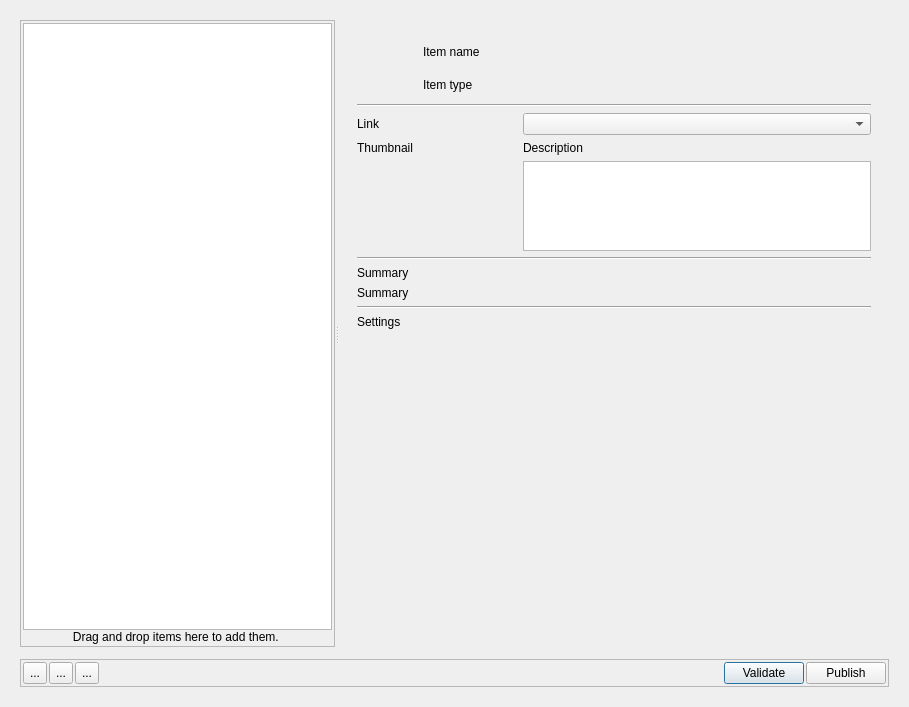
This is resources/dialog.ui in shotgunsoftware/tk-multi-publish2 as Qt 5 draws it before an edit. The edited form follows.
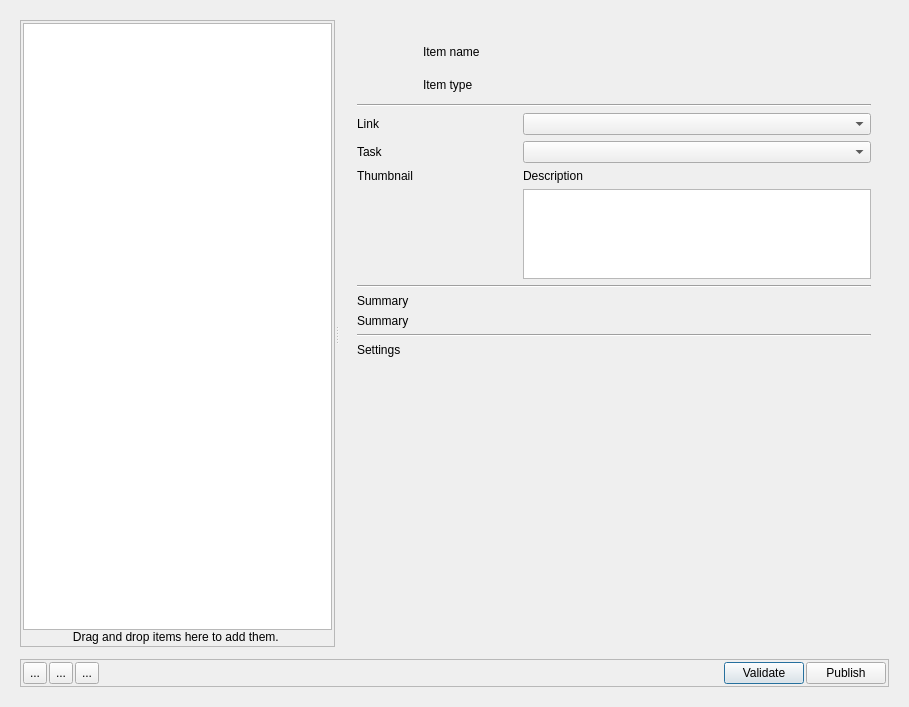
This is the edited form. Icons and pictures are not drawn. Custom widgets are drawn as their Qt base class.

```diff
--- a/resources/dialog.ui
+++ b/resources/dialog.ui
@@ -267,7 +267,7 @@
                </item>
                <item>
                 <layout class="QGridLayout" name="gridLayout">
-                 <item row="2" column="1">
+                 <item row="3" column="1">
                   <widget class="QPlainTextEdit" name="item_comments">
                    <property name="sizePolicy">
                     <sizepolicy hsizetype="Expanding" vsizetype="Preferred">
@@ -289,7 +289,7 @@
                    </property>
                   </widget>
                  </item>
-                 <item row="2" column="0">
+                 <item row="3" column="0">
                   <widget class="Thumbnail" name="item_thumbnail">
                    <property name="minimumSize">
                     <size>
@@ -311,14 +311,14 @@
                    </property>
                   </widget>
                  </item>
-                 <item row="1" column="1">
+                 <item row="2" column="1">
                   <widget class="QLabel" name="label_6">
                    <property name="text">
                     <string>Description</string>
                    </property>
                   </widget>
                  </item>
-                 <item row="1" column="0">
+                 <item row="2" column="0">
                   <widget class="QLabel" name="label_2">
                    <property name="text">
                     <string>Thumbnail</string>
@@ -333,7 +333,17 @@
                   </widget>
                  </item>
                  <item row="0" column="1">
-                  <widget class="QComboBox" name="item_context"/>
+                  <widget class="ContextWidget" name="item_context_entity"/>
+                 </item>
+                 <item row="1" column="1">
+                  <widget class="TaskWidget" name="item_context_task"/>
+                 </item>
+                 <item row="1" column="0">
+                  <widget class="QLabel" name="label_7">
+                   <property name="text">
+                    <string>Task</string>
+                   </property>
+                  </widget>
                  </item>
                 </layout>
                </item>
@@ -655,6 +665,16 @@
    <header>..progress_widget</header>
    <container>1</container>
   </customwidget>
+  <customwidget>
+   <class>ContextWidget</class>
+   <extends>QComboBox</extends>
+   <header>..context_widget</header>
+  </customwidget>
+  <customwidget>
+   <class>TaskWidget</class>
+   <extends>QComboBox</extends>
+   <header>..task_widget</header>
+  </customwidget>
  </customwidgets>
  <resources>
   <include location="resources.qrc"/>
```
